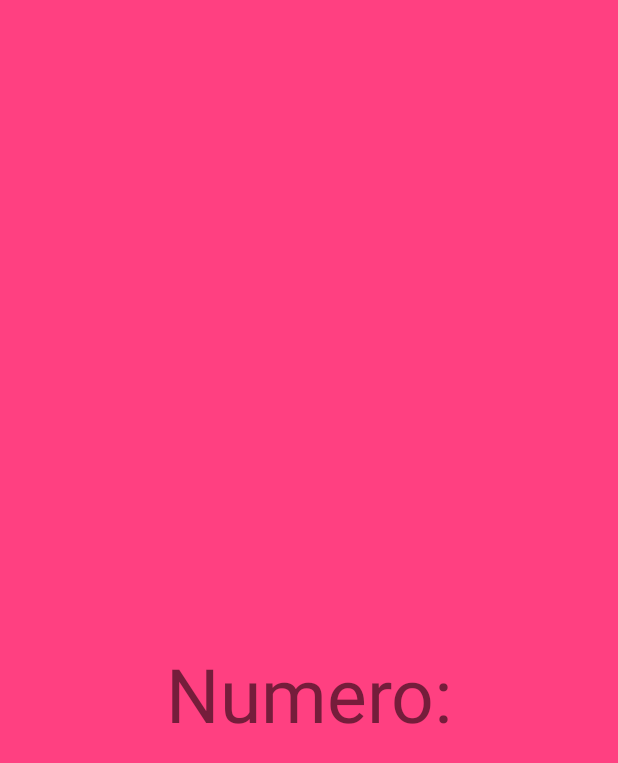
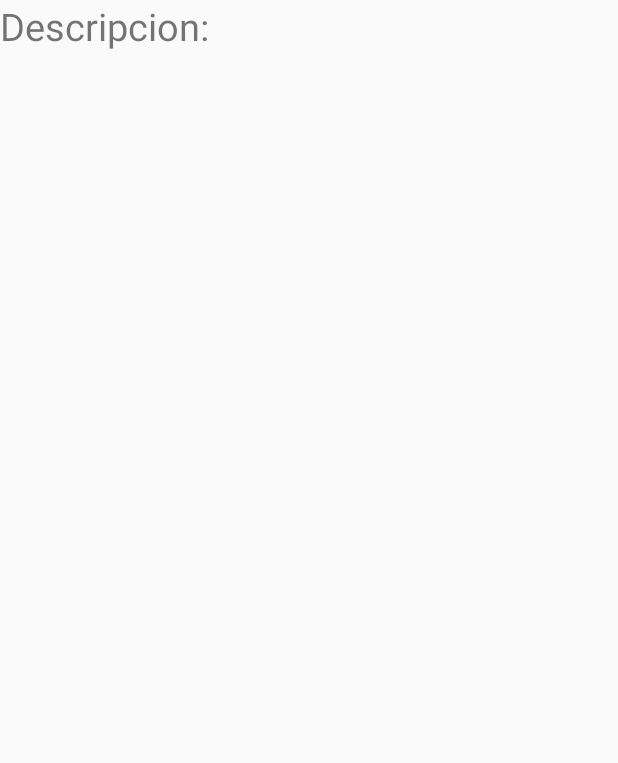
Before and after one commit to LeoAristarco/JonaRequerimiento, an Android app: the layout fragment_detalle_numero.xml on its own in the app's theme, with its tools: preview values and no code run, on a phone screen of 412 x 824 dp. Shown: the top 763 px of the screen. Run offline under Robolectric (Android 15) with nearby library versions, the phone set to English and light mode, and no system bars; network calls fail.

Commit message:
refactorizo, y hago que el detalle sea la descripcion de la noticia

```diff
--- a/app/src/main/res/layout/fragment_detalle_numero.xml
+++ b/app/src/main/res/layout/fragment_detalle_numero.xml
@@ -1,30 +1,23 @@
 <?xml version="1.0" encoding="utf-8"?>
-<android.support.constraint.ConstraintLayout xmlns:android="http://schemas.android.com/apk/res/android"
+<LinearLayout xmlns:android="http://schemas.android.com/apk/res/android"
     xmlns:app="http://schemas.android.com/apk/res-auto"
     xmlns:tools="http://schemas.android.com/tools"
     android:layout_width="match_parent"
     android:layout_height="match_parent"
     android:orientation="vertical"
-    tools:context=".FragmentDetalleNumero"
-    android:background="@color/colorAccent">
+    tools:context=".FragmentDetalleNumero">
     <!-- TODO: Update blank fragment layout -->
 
 
+    <ScrollView
+        android:layout_width="fill_parent"
+        android:layout_height="fill_parent">>
     <TextView
         android:id="@+id/idNumero"
-        android:layout_width="wrap_content"
+        android:layout_width="match_parent"
         android:layout_height="wrap_content"
-        android:layout_marginBottom="8dp"
-        android:layout_marginEnd="8dp"
-        android:layout_marginLeft="8dp"
-        android:layout_marginRight="8dp"
-        android:layout_marginStart="8dp"
-        android:layout_marginTop="108dp"
-        android:text="Numero:"
-        android:textSize="50dp"
-        app:layout_constraintBottom_toBottomOf="parent"
-        app:layout_constraintEnd_toEndOf="parent"
-        app:layout_constraintStart_toStartOf="parent"
-        app:layout_constraintTop_toTopOf="parent" />
+        android:text="Descripcion:"
+        android:textSize="25dp" />
+</ScrollView>
 
-</android.support.constraint.ConstraintLayout>
+</LinearLayout>
--- a/app/src/main/res/layout/fragment_list.xml
+++ b/app/src/main/res/layout/fragment_list.xml
@@ -1,5 +1,5 @@
 <?xml version="1.0" encoding="utf-8"?>
-<android.support.constraint.ConstraintLayout xmlns:android="http://schemas.android.com/apk/res/android"
+<LinearLayout xmlns:android="http://schemas.android.com/apk/res/android"
     xmlns:app="http://schemas.android.com/apk/res-auto"
     xmlns:tools="http://schemas.android.com/tools"
     android:layout_width="match_parent"
@@ -23,4 +23,4 @@
         app:layout_constraintStart_toStartOf="parent"
         app:layout_constraintTop_toTopOf="parent" />
 
-</android.support.constraint.ConstraintLayout>
+</LinearLayout>
```
Also changed, not shown: app/src/main/java/com/example/jonatan/jonarequerimiento/FragmentList.java (+13 -17 lines), app/src/main/java/com/example/jonatan/jonarequerimiento/NoticiaVO.java (+20 -0 lines), app/src/main/java/com/example/jonatan/jonarequerimiento/adapterNoticia.java (renamed from app/src/main/java/com/example/jonatan/jonarequerimiento/AdapterNumeros.java, +17 -18 lines), app/src/main/res/layout/item_list.xml (+27 -11 lines).
